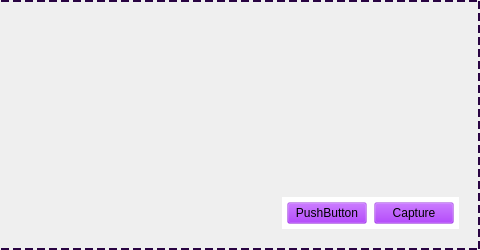
This is src/gui/screenCapture.ui in VxyX/OcrJpKanjiLearning as Qt 5 draws it before an edit; both pictures show x 240 to 720 and y 0 to 250 of the 720 by 250 pixel window. The edited form follows.
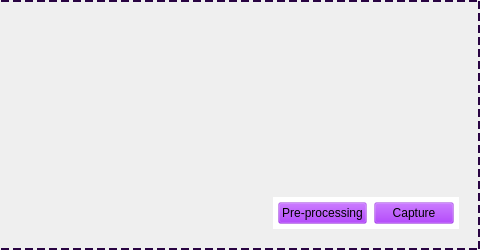
This is the edited form.

Diff of the .ui file:
```diff
--- a/src/gui/screenCapture.ui
+++ b/src/gui/screenCapture.ui
@@ -260,7 +260,7 @@
                    <item>
                     <widget class="QPushButton" name="pushButton">
                      <property name="text">
-                      <string>PushButton</string>
+                      <string>Pre-processing</string>
                      </property>
                     </widget>
                    </item>
```
Left out of the diff: 2 changed lines with no effect on the pictures.
